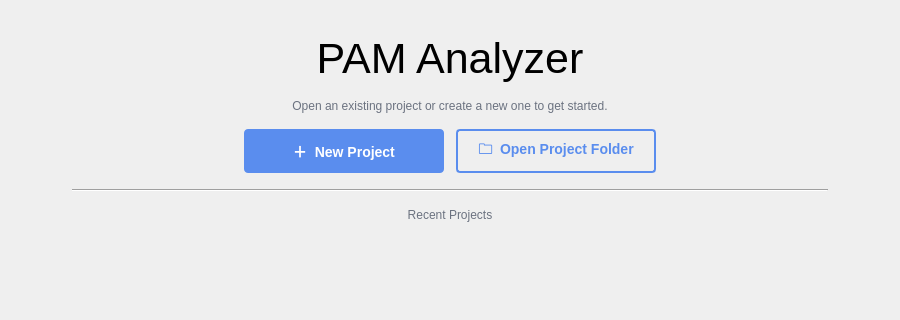
Qt form src/pam_analyzer/ui/panels/welcome_panel.ui (kenwer/pam-analyzer) before a commit; both pictures show x 0 to 900 and y 142 to 462 of the 900 by 720 pixel window.
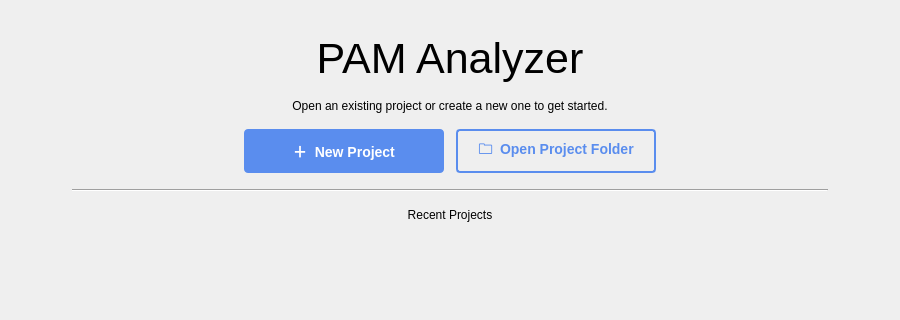
The same form after that commit.

What changed in the file:
```diff
--- a/src/pam_analyzer/ui/panels/welcome_panel.ui
+++ b/src/pam_analyzer/ui/panels/welcome_panel.ui
@@ -73,7 +73,7 @@
       <set>Qt::AlignmentFlag::AlignCenter</set>
      </property>
      <property name="styleSheet">
-      <string>color: #6b7280;</string>
+      <string>color: palette(placeholder-text);</string>
      </property>
     </widget>
    </item>
@@ -192,7 +192,7 @@
       <set>Qt::AlignmentFlag::AlignCenter</set>
      </property>
      <property name="styleSheet">
-      <string>color: #6b7280;</string>
+      <string>color: palette(placeholder-text);</string>
      </property>
     </widget>
    </item>
```
